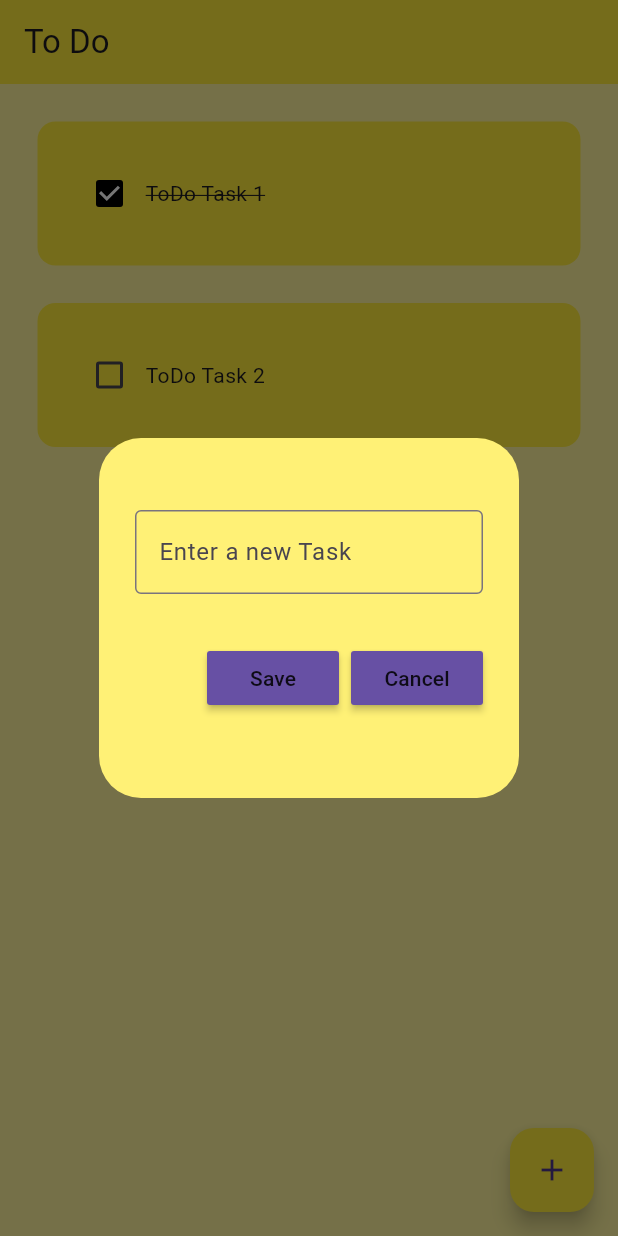
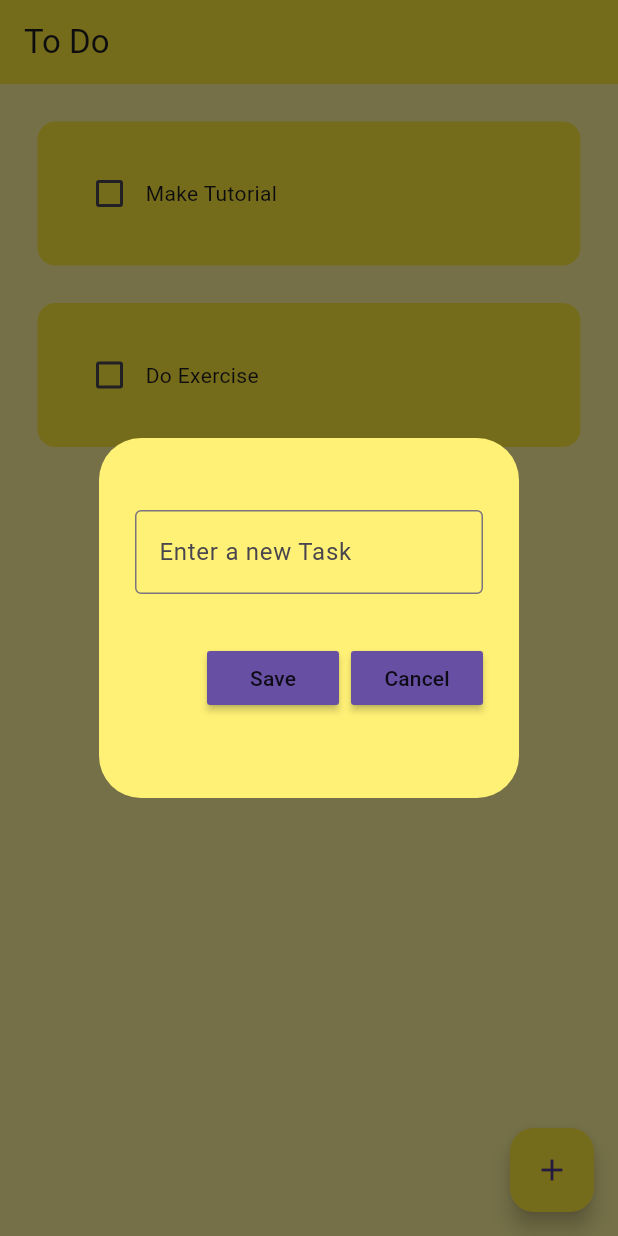
Before and after one commit to avi-kr/flutter_todo, a Flutter app: the screen it shows after launch, after a tap on the "add" icon, on a phone screen of 412 x 824 dp. Run offline on Flutter 3.47's test engine with Material 3 defaults, Android fonts, the phone set to English and light mode, and no system bars; drawn by our look-alikes of flutter_slidable; our stand-ins replace hive_flutter; accounts and stored records are empty.

Commit message:
Hive implemented.
Signed-off-by: Abhishek Kumar <avi.kr16@gmail.com>

```diff
--- /dev/null
+++ b/lib/data/database.dart
@@ -0,0 +1,26 @@
+import 'package:hive_flutter/hive_flutter.dart';
+
+class ToDoDataBase {
+  List toDoList = [];
+
+  // reference our box
+  final _myBox = Hive.box('mybox');
+
+  // run this method if this is the 1st time ever opening this app
+  void createInitialData() {
+    toDoList = [
+      ["Make Tutorial", false],
+      ["Do Exercise", false],
+    ];
+  }
+
+  // load the data from database
+  void loadData() {
+    toDoList = _myBox.get("TODOLIST");
+  }
+
+  // update the database
+  void updateDataBase() {
+    _myBox.put("TODOLIST", toDoList);
+  }
+}
--- a/lib/main.dart
+++ b/lib/main.dart
@@ -1,7 +1,14 @@
 import 'package:flutter/material.dart';
-import 'package:todo/home_page.dart';
+import 'package:hive_flutter/hive_flutter.dart';
+import 'package:todo/pages/home_page.dart';
 
-void main() {
+void main() async {
+  // init the hive
+  await Hive.initFlutter();
+
+  // open a box
+  var box = await Hive.openBox('mybox');
+
   runApp(const MyApp());
 }
 
--- a/lib/home_page.dart
+++ b/lib/pages/home_page.dart
@@ -1,6 +1,9 @@
 import 'package:flutter/material.dart';
+import 'package:hive_flutter/hive_flutter.dart';
 import 'package:todo/util/dialog_box.dart';
 import 'package:todo/util/todo_tile.dart';
+
+import '../data/database.dart';
 
 class HomePage extends StatefulWidget {
   const HomePage({super.key});
@@ -10,27 +13,46 @@ class HomePage extends StatefulWidget {
 }
 
 class _HomePageState extends State<HomePage> {
+  // reference the hive box
+  final _myBox = Hive.box('mybox');
+  ToDoDataBase db = ToDoDataBase();
+
+  @override
+  void initState() {
+    // if this is the 1st time ever openin the app, then create default data
+    if (_myBox.get("TODOLIST") == null) {
+      db.createInitialData();
+    } else {
+      // there already exists data
+      db.loadData();
+    }
+
+    super.initState();
+  }
+
+  // text controller
+
   final _controller = TextEditingController();
 
-  List toDoList = [
-    ["ToDo Task 1", true],
-    ["ToDo Task 2", false],
-  ];
-
+  // checkbox was tapped
   void checkBoxChanged(bool? value, int index) {
     setState(() {
-      toDoList[index][1] = !toDoList[index][1];
+      db.toDoList[index][1] = !db.toDoList[index][1];
     });
+    db.updateDataBase();
   }
 
+  // save new task
   void saveNewTask() {
     setState(() {
-      toDoList.add([_controller.text, false]);
+      db.toDoList.add([_controller.text, false]);
       _controller.clear();
     });
     Navigator.of(context).pop();
+    db.updateDataBase();
   }
 
+  // create a new task
   void createNewTask() {
     showDialog(
       context: context,
@@ -38,16 +60,18 @@ class _HomePageState extends State<HomePage> {
         return DialogBox(
           controller: _controller,
           onSave: saveNewTask,
-          onCancel: Navigator.of(context).pop,
+          onCancel: () => Navigator.of(context).pop(),
         );
       },
     );
   }
 
+  // delete task
   void deleteTask(int index) {
     setState(() {
-      toDoList.removeAt(index);
+      db.toDoList.removeAt(index);
     });
+    db.updateDataBase();
   }
 
   @override
@@ -64,11 +88,11 @@ class _HomePageState extends State<HomePage> {
         child: Icon(Icons.add),
       ),
       body: ListView.builder(
-        itemCount: toDoList.length,
+        itemCount: db.toDoList.length,
         itemBuilder: (context, index) {
           return TodoTile(
-            taskName: toDoList[index][0],
-            isTaskCompleted: toDoList[index][1],
+            taskName: db.toDoList[index][0],
+            isTaskCompleted: db.toDoList[index][1],
             onChanged: (value) => checkBoxChanged(value, index),
             deleteFunction: (BuildContext) {
               deleteTask(index);
--- a/pubspec.yaml
+++ b/pubspec.yaml
@@ -30,6 +30,8 @@ environment:
 dependencies:
   flutter:
     sdk: flutter
+  hive: ^2.2.3
+  hive_flutter: ^1.1.0
 
 
   # The following adds the Cupertino Icons font to your application.
@@ -47,6 +49,8 @@ dev_dependencies:
   # package. See that file for information about deactivating specific lint
   # rules and activating additional ones.
   flutter_lints: ^4.0.0
+  hive_generator: ^1.1.3
+  build_runner: ^2.1.11
 
 # For information on the generic Dart part of this file, see the
 # following page: https://dart.dev/tools/pub/pubspec
```
Also changed, not shown: pubspec.lock, 2 other files.
